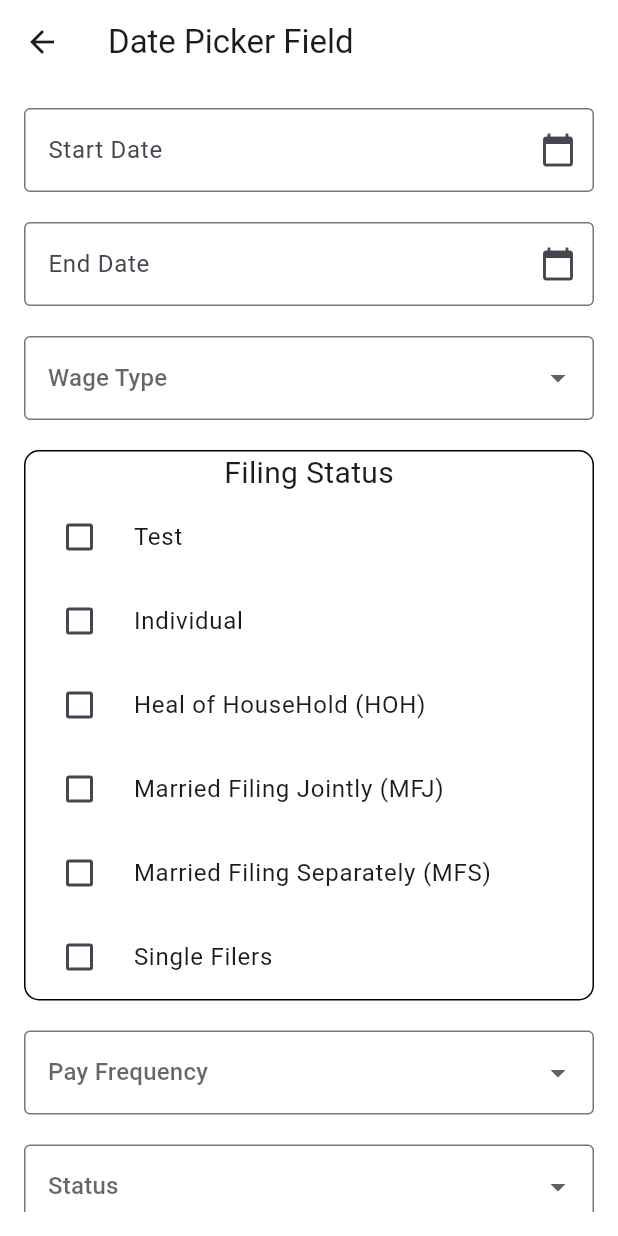
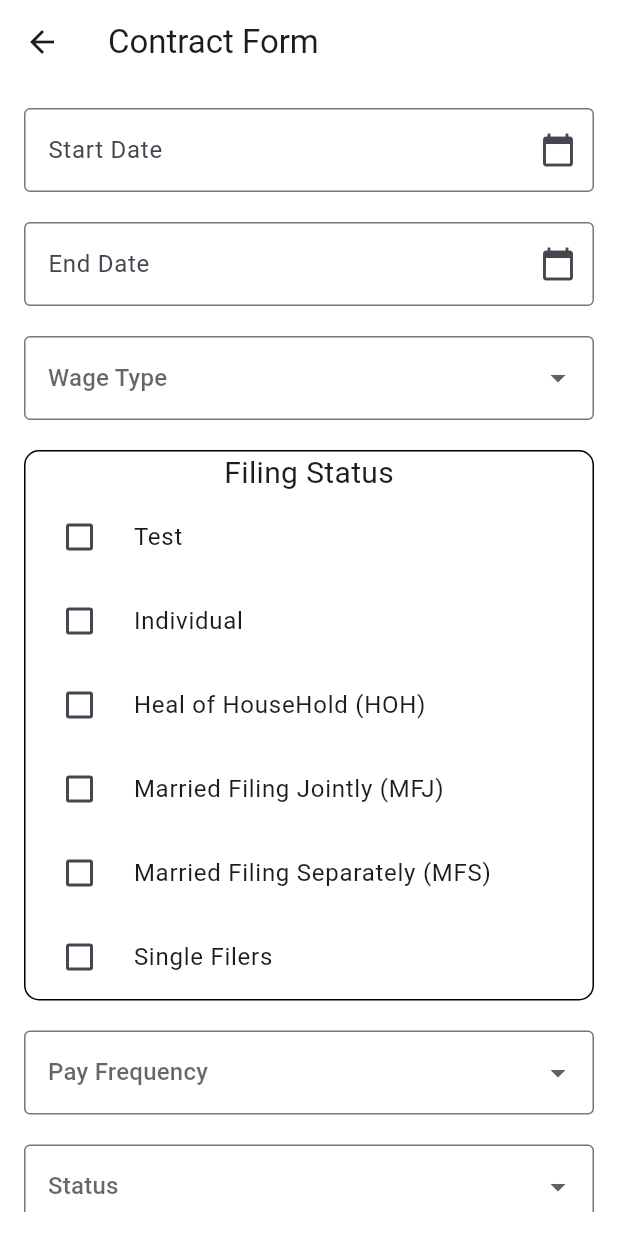
Before and after one commit to BestShivam/Payroll_app, a Flutter app: the ContractForm screen opened directly, on a phone screen of 412 x 824 dp. Run offline on Flutter 3.47's test engine with Material 3 defaults, Android fonts, the light colour scheme and no system bars.

Commit message:
Contract Form 1.0

```diff
--- a/lib/pages/contract_form.dart
+++ b/lib/pages/contract_form.dart
@@ -36,7 +36,7 @@ class _ContractFormState extends State<ContractForm> {
   Widget build(BuildContext context) {
     return  Scaffold(
       backgroundColor: Colors.white,
-        appBar: AppBar(title: Text("Date Picker Field"),
+        appBar: AppBar(title: Text("Contract Form"),
         backgroundColor: Colors.white,),
         body:  Padding(
           padding:  EdgeInsets.all(16.0),
```
